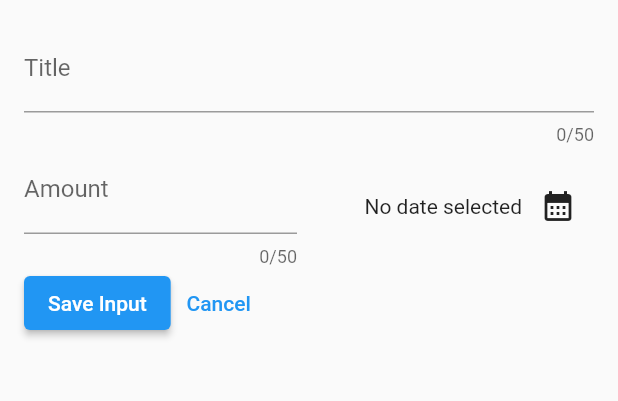
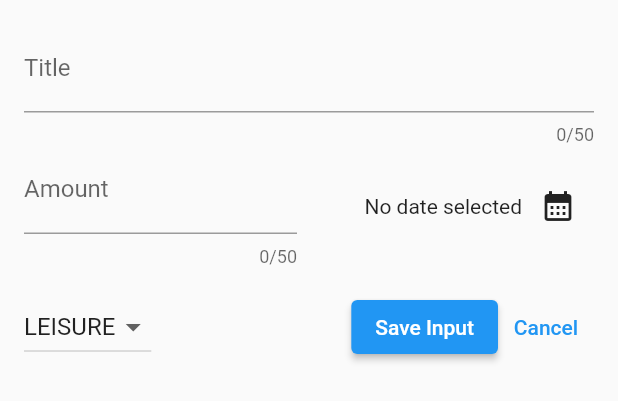
Before and after one commit to jonataslaet/udemy, a Flutter app: the NewExpense widget shown alone on an empty page, opened directly, on a phone screen of 412 x 824 dp. Shown: the top 401 px of the screen. Run offline on Flutter 3.47's test engine with Material 2 defaults, Android fonts, the phone set to English and light mode, and no system bars; our stand-ins replace google_fonts.

Commit message:
Section 5: Adding Interactivity, More Widgets & Theming [EXPENSE TRACKER APP]
Adding a Dropdown Button

```diff
--- a/ws-learn-flutter-dart-to-build-ios-android-apps/expense_tracker/lib/widgets/expenses_list/new_expense.dart
+++ b/ws-learn-flutter-dart-to-build-ios-android-apps/expense_tracker/lib/widgets/expenses_list/new_expense.dart
@@ -13,7 +13,8 @@ class NewExpense extends StatefulWidget {
 class _NewExpenseState extends State<NewExpense> {
   final titleController = TextEditingController();
   final amountController = TextEditingController();
-  DateTime? selectedDate;
+  DateTime? _selectedDate;
+  Category? _selectedCategory = Category.leisure;
 
   void _presentDatePicker() async {
     final now = DateTime.now();
@@ -25,7 +26,7 @@ class _NewExpenseState extends State<NewExpense> {
       lastDate: now,
     );
     setState(() {
-      selectedDate = pickedDate;
+      _selectedDate = pickedDate;
     });
   }
 
@@ -75,9 +76,9 @@ class _NewExpenseState extends State<NewExpense> {
                   mainAxisAlignment: MainAxisAlignment.end,
                   children: [
                     Text(
-                      selectedDate == null
+                      _selectedDate == null
                           ? 'No date selected'
-                          : formatter.format(selectedDate!),
+                          : formatter.format(_selectedDate!),
                     ),
                     IconButton(
                       onPressed: _presentDatePicker,
@@ -88,8 +89,30 @@ class _NewExpenseState extends State<NewExpense> {
               ),
             ],
           ),
+          const SizedBox(
+            height: 16,
+          ),
           Row(
             children: [
+              DropdownButton(
+                value: _selectedCategory,
+                items: Category.values
+                    .map(
+                      (category) => DropdownMenuItem(
+                        value: category,
+                        child: Text(
+                          category.name.toUpperCase(),
+                        ),
+                      ),
+                    )
+                    .toList(),
+                onChanged: (value) {
+                  setState(() {
+                    _selectedCategory = value;
+                  });
+                },
+              ),
+              const Spacer(),
               ElevatedButton(
                 onPressed: () {
                   print('Title = ${titleController.text}');
```
